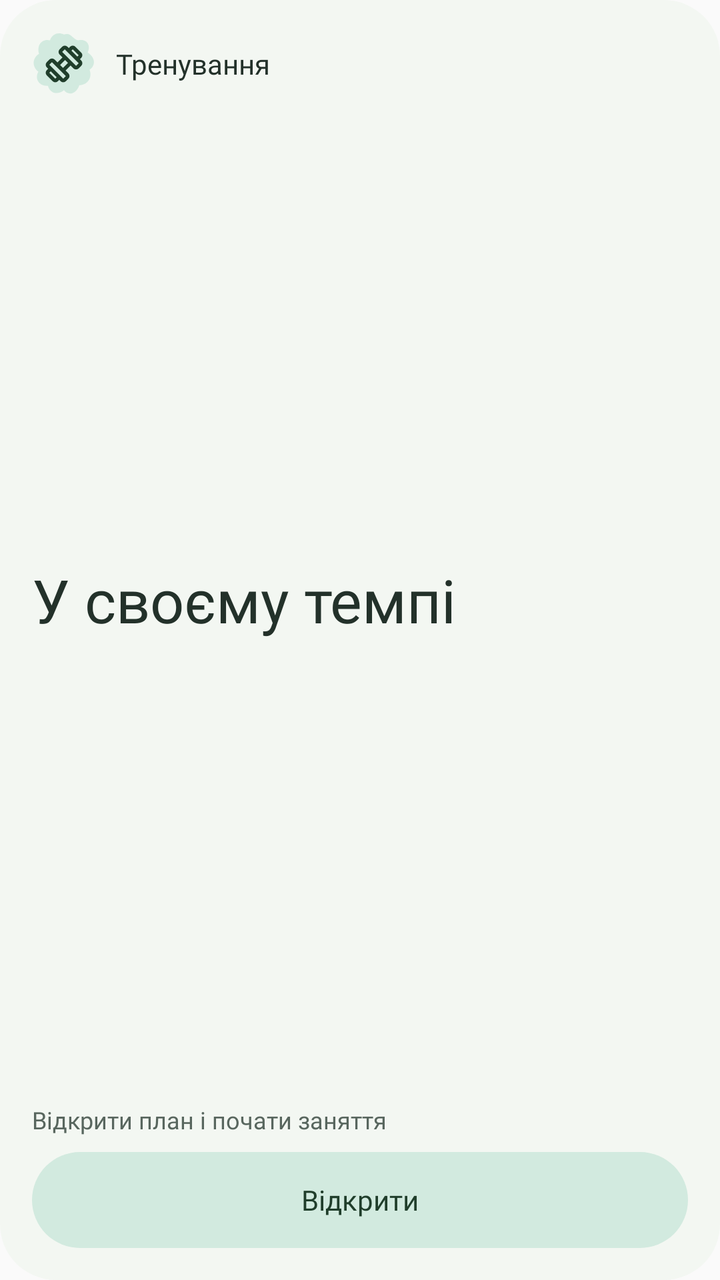
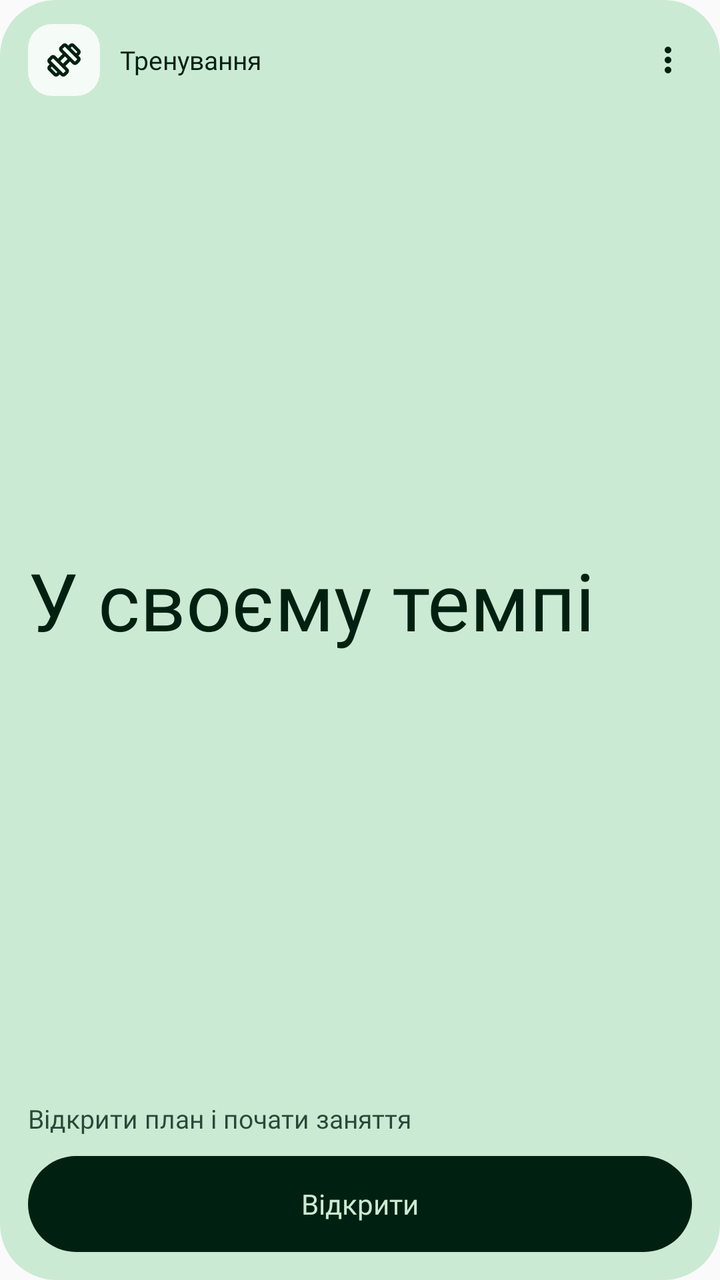

Two renders of the same Android screen: before a commit and after it. Below are the layout's source before the change and the commit's diff.
<!-- AndroidManifest.xml: application theme Theme.FitnessTracker -->
<!-- res/layout/widget_session.xml -->
<LinearLayout xmlns:android="http://schemas.android.com/apk/res/android" android:id="@+id/widget_root"
    android:layout_width="match_parent" android:layout_height="match_parent" android:orientation="vertical"
    android:background="@drawable/widget_background" android:padding="16dp">
    <LinearLayout android:layout_width="match_parent" android:layout_height="wrap_content" android:gravity="center_vertical">
        <ImageView android:layout_width="32dp" android:layout_height="32dp" android:padding="5dp" android:background="@drawable/widget_rosette"
            android:src="@drawable/widget_exercise" android:importantForAccessibility="no" />
        <TextView android:id="@+id/widget_title" android:layout_width="0dp" android:layout_weight="1" android:layout_height="wrap_content"
            android:layout_marginStart="10dp" android:text="@string/widget_session" android:textSize="14sp" android:maxLines="1" android:ellipsize="end"
            android:fontFamily="@font/roboto_flex_600" android:textColor="@color/widget_text" />
    </LinearLayout>
    <FrameLayout android:layout_width="match_parent" android:layout_height="0dp" android:layout_weight="1" android:minHeight="42dp">
        <Chronometer android:id="@+id/widget_clock" android:layout_width="match_parent" android:layout_height="match_parent" android:gravity="center_vertical"
            android:textSize="34sp" android:fontFamily="@font/roboto_flex_600" android:textColor="@color/widget_text" android:visibility="gone" />
        <TextView android:id="@+id/widget_value" android:layout_width="match_parent" android:layout_height="match_parent" android:gravity="center_vertical"
            android:text="@string/widget_ready" android:textSize="30sp" android:maxLines="1" android:ellipsize="end"
            android:autoSizeTextType="uniform" android:autoSizeMinTextSize="18sp" android:autoSizeMaxTextSize="30sp"
            android:fontFamily="@font/roboto_flex_600" android:textColor="@color/widget_text" />
    </FrameLayout>
    <TextView android:id="@+id/widget_detail" android:layout_width="match_parent" android:layout_height="wrap_content"
        android:text="@string/widget_session_hint" android:textSize="12sp" android:maxLines="1" android:ellipsize="end"
        android:fontFamily="@font/roboto_flex_400" android:textColor="@color/widget_muted" />
    <LinearLayout android:layout_width="match_parent" android:layout_height="48dp" android:layout_marginTop="8dp">
        <TextView android:id="@+id/widget_primary" android:layout_width="0dp" android:layout_weight="1" android:layout_height="match_parent"
            android:background="@drawable/widget_pill" android:gravity="center" android:paddingHorizontal="12dp" android:text="@string/widget_open"
            android:textSize="14sp" android:maxLines="1" android:ellipsize="end" android:fontFamily="@font/roboto_flex_600" android:textColor="@color/widget_on_primary" />
        <TextView android:id="@+id/widget_secondary" android:layout_width="0dp" android:layout_weight="1" android:layout_height="match_parent"
            android:layout_marginStart="8dp" android:background="@drawable/widget_pill" android:gravity="center" android:paddingHorizontal="12dp"
            android:text="@string/timer_finish" android:textSize="14sp" android:maxLines="1" android:ellipsize="end"
            android:fontFamily="@font/roboto_flex_600" android:textColor="@color/widget_on_primary" android:visibility="gone" />
    </LinearLayout>
</LinearLayout>
<!-- resources referenced by this layout -->
<resources>
  <color name="widget_muted">#58665E</color>
  <color name="widget_on_primary">#203E2B</color>
  <color name="widget_text">#23312A</color>
  <!-- drawable widget_background (drawable) -->
  <shape xmlns:android="http://schemas.android.com/apk/res/android" android:shape="rectangle">
      <solid android:color="@color/widget_surface" /><corners android:radius="28dp" />
  </shape>
  <!-- drawable widget_exercise (drawable) -->
  <vector xmlns:android="http://schemas.android.com/apk/res/android" android:width="24dp" android:height="24dp" android:viewportWidth="960" android:viewportHeight="960">
      <group android:translateY="960"><path android:fillColor="@color/widget_on_primary" android:pathData="m826-585-56-56 30-31-128-128-31 30-57-57 30-31q23-23 57-22.5t57 23.5l129 129q23 23 23 56.5T857-615l-31 30ZM346-104q-23 23-56.5 23T233-104L104-233q-23-23-23-56.5t23-56.5l30-30 57 57-31 30 129 129 30-31 57 57-30 30Zm397-336 57-57-303-303-57 57 303 303ZM463-160l57-58-302-302-58 57 303 303Zm-6-234 110-109-64-64-109 110 63 63Zm63 290q-23 23-57 23t-57-23L104-406q-23-23-23-57t23-57l57-57q23-23 56.5-23t56.5 23l63 63 110-110-63-62q-23-23-23-57t23-57l57-57q23-23 56.5-23t56.5 23l303 303q23 23 23 56.5T857-441l-57 57q-23 23-57 23t-57-23l-62-63-110 110 63 63q23 23 23 56.5T577-161l-57 57Z" /></group>
  </vector>
  <!-- drawable widget_pill (drawable) -->
  <shape xmlns:android="http://schemas.android.com/apk/res/android" android:shape="rectangle">
      <solid android:color="@color/widget_primary_container" /><corners android:radius="26dp" />
  </shape>
  <!-- drawable widget_rosette (drawable) -->
  <vector xmlns:android="http://schemas.android.com/apk/res/android" android:width="48dp" android:height="48dp" android:viewportWidth="100" android:viewportHeight="100">
      <path android:fillColor="@color/widget_primary_container" android:pathData="M50,4 C61,0 64,12 72,13 C87,10 92,22 87,32 C99,40 100,52 90,59 C95,73 85,83 74,83 C69,97 57,100 50,91 C39,100 27,94 25,84 C10,85 4,72 10,62 C0,54 0,41 11,34 C7,20 16,10 28,13 C32,2 42,0 50,4 Z" />
  </vector>
  <string name="timer_finish">Завершити</string>
  <string name="widget_open">Відкрити</string>
  <string name="widget_ready">У своєму темпі</string>
  <string name="widget_session">Тренування</string>
  <string name="widget_session_hint">Відкрити план і почати заняття</string>
  <style name="Theme.FitnessTracker" parent="android:Theme.Material.Light.NoActionBar" />
  <color name="widget_surface">#F3F7F2</color>
  <color name="widget_primary_container">#D2EADF</color>
</resources>

<!-- the commit's change to res/layout/widget_session.xml (unified diff, before → after) -->
@@ -1,28 +1,34 @@
+<?xml version="1.0" encoding="utf-8"?>
 <LinearLayout xmlns:android="http://schemas.android.com/apk/res/android" android:id="@+id/widget_root"
     android:layout_width="match_parent" android:layout_height="match_parent" android:orientation="vertical"
-    android:background="@drawable/widget_background" android:padding="16dp">
-    <LinearLayout android:layout_width="match_parent" android:layout_height="wrap_content" android:gravity="center_vertical">
-        <ImageView android:layout_width="32dp" android:layout_height="32dp" android:padding="5dp" android:background="@drawable/widget_rosette"
-            android:src="@drawable/widget_exercise" android:importantForAccessibility="no" />
+    android:background="@drawable/widget_green_background" android:paddingStart="14dp" android:paddingEnd="6dp"
+    android:paddingTop="10dp" android:paddingBottom="14dp">
+    <LinearLayout android:layout_width="match_parent" android:layout_height="40dp" android:gravity="center_vertical">
+        <ImageView android:id="@+id/widget_icon" android:layout_width="36dp" android:layout_height="36dp" android:padding="8dp"
+            android:background="@drawable/widget_icon_plate" android:tint="@color/widget_on_primary" android:src="@drawable/widget_exercise"
+            android:importantForAccessibility="no" />
         <TextView android:id="@+id/widget_title" android:layout_width="0dp" android:layout_weight="1" android:layout_height="wrap_content"
-            android:layout_marginStart="10dp" android:text="@string/widget_session" android:textSize="14sp" android:maxLines="1" android:ellipsize="end"
-            android:fontFamily="@font/roboto_flex_600" android:textColor="@color/widget_text" />
+            android:layout_marginStart="10dp" android:text="@string/widget_session" android:textSize="13sp" android:maxLines="1" android:ellipsize="end"
+            android:fontFamily="@font/roboto_flex_600" android:textColor="@color/widget_on_primary" />
+        <ImageView android:id="@+id/widget_config" android:layout_width="40dp" android:layout_height="40dp" android:padding="10dp"
+            android:src="@drawable/ms_more_vert" android:tint="@color/widget_on_primary" android:contentDescription="@string/widget_customize"/>
     </LinearLayout>
-    <FrameLayout android:layout_width="match_parent" android:layout_height="0dp" android:layout_weight="1" android:minHeight="42dp">
+    <FrameLayout android:layout_width="match_parent" android:layout_height="0dp" android:layout_weight="1" android:minHeight="44dp"
+        android:paddingEnd="8dp">
         <Chronometer android:id="@+id/widget_clock" android:layout_width="match_parent" android:layout_height="match_parent" android:gravity="center_vertical"
-            android:textSize="34sp" android:fontFamily="@font/roboto_flex_600" android:textColor="@color/widget_text" android:visibility="gone" />
+            android:textSize="40sp" android:fontFamily="@font/roboto_flex_600" android:textColor="@color/widget_on_primary" android:visibility="gone" />
         <TextView android:id="@+id/widget_value" android:layout_width="match_parent" android:layout_height="match_parent" android:gravity="center_vertical"
-            android:text="@string/widget_ready" android:textSize="30sp" android:maxLines="1" android:ellipsize="end"
-            android:autoSizeTextType="uniform" android:autoSizeMinTextSize="18sp" android:autoSizeMaxTextSize="30sp"
-            android:fontFamily="@font/roboto_flex_600" android:textColor="@color/widget_text" />
+            android:text="@string/widget_ready" android:maxLines="1" android:ellipsize="end"
+            android:autoSizeTextType="uniform" android:autoSizeMinTextSize="20sp" android:autoSizeMaxTextSize="40sp"
+            android:fontFamily="@font/roboto_flex_600" android:textColor="@color/widget_on_primary" />
     </FrameLayout>
-    <TextView android:id="@+id/widget_detail" android:layout_width="match_parent" android:layout_height="wrap_content"
-        android:text="@string/widget_session_hint" android:textSize="12sp" android:maxLines="1" android:ellipsize="end"
-        android:fontFamily="@font/roboto_flex_400" android:textColor="@color/widget_muted" />
-    <LinearLayout android:layout_width="match_parent" android:layout_height="48dp" android:layout_marginTop="8dp">
+    <TextView android:id="@+id/widget_detail" android:layout_width="match_parent" android:layout_height="wrap_content" android:layout_marginEnd="8dp"
+        android:text="@string/widget_session_hint" android:textSize="13sp" android:maxLines="2" android:ellipsize="end" android:alpha="0.8"
+        android:fontFamily="@font/roboto_flex_400" android:textColor="@color/widget_on_primary" />
+    <LinearLayout android:layout_width="match_parent" android:layout_height="48dp" android:layout_marginTop="10dp" android:layout_marginEnd="8dp">
         <TextView android:id="@+id/widget_primary" android:layout_width="0dp" android:layout_weight="1" android:layout_height="match_parent"
-            android:background="@drawable/widget_pill" android:gravity="center" android:paddingHorizontal="12dp" android:text="@string/widget_open"
-            android:textSize="14sp" android:maxLines="1" android:ellipsize="end" android:fontFamily="@font/roboto_flex_600" android:textColor="@color/widget_on_primary" />
+            android:background="@drawable/widget_action_background" android:gravity="center" android:paddingHorizontal="12dp" android:text="@string/widget_open"
+            android:textSize="14sp" android:maxLines="1" android:ellipsize="end" android:fontFamily="@font/roboto_flex_600" android:textColor="@color/widget_primary_container" />
         <TextView android:id="@+id/widget_secondary" android:layout_width="0dp" android:layout_weight="1" android:layout_height="match_parent"
             android:layout_marginStart="8dp" android:background="@drawable/widget_pill" android:gravity="center" android:paddingHorizontal="12dp"
             android:text="@string/timer_finish" android:textSize="14sp" android:maxLines="1" android:ellipsize="end"
<!-- resource entries referenced after the edit -->
@@ -1,31 +1,44 @@
 <!-- resources referenced by this layout -->
 <resources>
-  <color name="widget_muted">#58665E</color>
-  <color name="widget_on_primary">#203E2B</color>
-  <color name="widget_text">#23312A</color>
-  <!-- drawable widget_background (drawable) -->
-  <shape xmlns:android="http://schemas.android.com/apk/res/android" android:shape="rectangle">
-      <solid android:color="@color/widget_surface" /><corners android:radius="28dp" />
-  </shape>
+  <color name="widget_on_primary">#002111</color>
   <!-- drawable widget_exercise (drawable) -->
   <vector xmlns:android="http://schemas.android.com/apk/res/android" android:width="24dp" android:height="24dp" android:viewportWidth="960" android:viewportHeight="960">
       <group android:translateY="960"><path android:fillColor="@color/widget_on_primary" android:pathData="m826-585-56-56 30-31-128-128-31 30-57-57 30-31q23-23 57-22.5t57 23.5l129 129q23 23 23 56.5T857-615l-31 30ZM346-104q-23 23-56.5 23T233-104L104-233q-23-23-23-56.5t23-56.5l30-30 57 57-31 30 129 129 30-31 57 57-30 30Zm397-336 57-57-303-303-57 57 303 303ZM463-160l57-58-302-302-58 57 303 303Zm-6-234 110-109-64-64-109 110 63 63Zm63 290q-23 23-57 23t-57-23L104-406q-23-23-23-57t23-57l57-57q23-23 56.5-23t56.5 23l63 63 110-110-63-62q-23-23-23-57t23-57l57-57q23-23 56.5-23t56.5 23l303 303q23 23 23 56.5T857-441l-57 57q-23 23-57 23t-57-23l-62-63-110 110 63 63q23 23 23 56.5T577-161l-57 57Z" /></group>
   </vector>
+  <!-- drawable widget_green_background (drawable) -->
+  <shape xmlns:android="http://schemas.android.com/apk/res/android"><solid android:color="@color/widget_primary_container"/><corners android:radius="@dimen/widget_radius"/></shape>
+  <!-- drawable widget_icon_plate (drawable) -->
+  <shape xmlns:android="http://schemas.android.com/apk/res/android" android:shape="rectangle">
+      <solid android:color="@color/widget_surface" /><corners android:radius="12dp" />
+  </shape>
   <!-- drawable widget_pill (drawable) -->
-  <shape xmlns:android="http://schemas.android.com/apk/res/android" android:shape="rectangle">
-      <solid android:color="@color/widget_primary_container" /><corners android:radius="26dp" />
-  </shape>
-  <!-- drawable widget_rosette (drawable) -->
-  <vector xmlns:android="http://schemas.android.com/apk/res/android" android:width="48dp" android:height="48dp" android:viewportWidth="100" android:viewportHeight="100">
-      <path android:fillColor="@color/widget_primary_container" android:pathData="M50,4 C61,0 64,12 72,13 C87,10 92,22 87,32 C99,40 100,52 90,59 C95,73 85,83 74,83 C69,97 57,100 50,91 C39,100 27,94 25,84 C10,85 4,72 10,62 C0,54 0,41 11,34 C7,20 16,10 28,13 C32,2 42,0 50,4 Z" />
-  </vector>
+  <ripple xmlns:android="http://schemas.android.com/apk/res/android" android:color="#22000000">
+      <item><shape android:shape="rectangle"><solid android:color="@color/widget_surface"/><corners android:radius="24dp"/></shape></item>
+  </ripple>
   <string name="timer_finish">Завершити</string>
+  <string name="widget_customize">Вигляд віджета</string>
   <string name="widget_open">Відкрити</string>
   <string name="widget_ready">У своєму темпі</string>
   <string name="widget_session">Тренування</string>
   <string name="widget_session_hint">Відкрити план і почати заняття</string>
   <style name="Theme.FitnessTracker" parent="android:Theme.Material.Light.NoActionBar" />
-  <color name="widget_surface">#F3F7F2</color>
-  <color name="widget_primary_container">#D2EADF</color>
+  <dimen name="widget_radius">28dp</dimen>
+  <color name="widget_surface">#F5FBF6</color>
+  <color name="widget_primary_container">#CBEAD3</color>
+  <!-- drawable ms_more_vert (drawable) -->
+  <vector xmlns:android="http://schemas.android.com/apk/res/android"
+      android:width="24dp"
+      android:height="24dp"
+      android:viewportWidth="960"
+      android:viewportHeight="960"
+      >
+    <path
+        android:fillColor="#FF000000"
+        android:pathData="M480,800Q447,800 423.5,776.5Q400,753 400,720Q400,687 423.5,663.5Q447,640 480,640Q513,640 536.5,663.5Q560,687 560,720Q560,753 536.5,776.5Q513,800 480,800ZM480,560Q447,560 423.5,536.5Q400,513 400,480Q400,447 423.5,423.5Q447,400 480,400Q513,400 536.5,423.5Q560,447 560,480Q560,513 536.5,536.5Q513,560 480,560ZM480,320Q447,320 423.5,296.5Q400,273 400,240Q400,207 423.5,183.5Q447,160 480,160Q513,160 536.5,183.5Q560,207 560,240Q560,273 536.5,296.5Q513,320 480,320Z"/>
+  </vector>
+  <!-- drawable widget_action_background (drawable) -->
+  <ripple xmlns:android="http://schemas.android.com/apk/res/android" android:color="#33000000">
+      <item><shape android:shape="rectangle"><solid android:color="@color/widget_on_primary"/><corners android:radius="24dp"/></shape></item>
+  </ripple>
 </resources>
 
